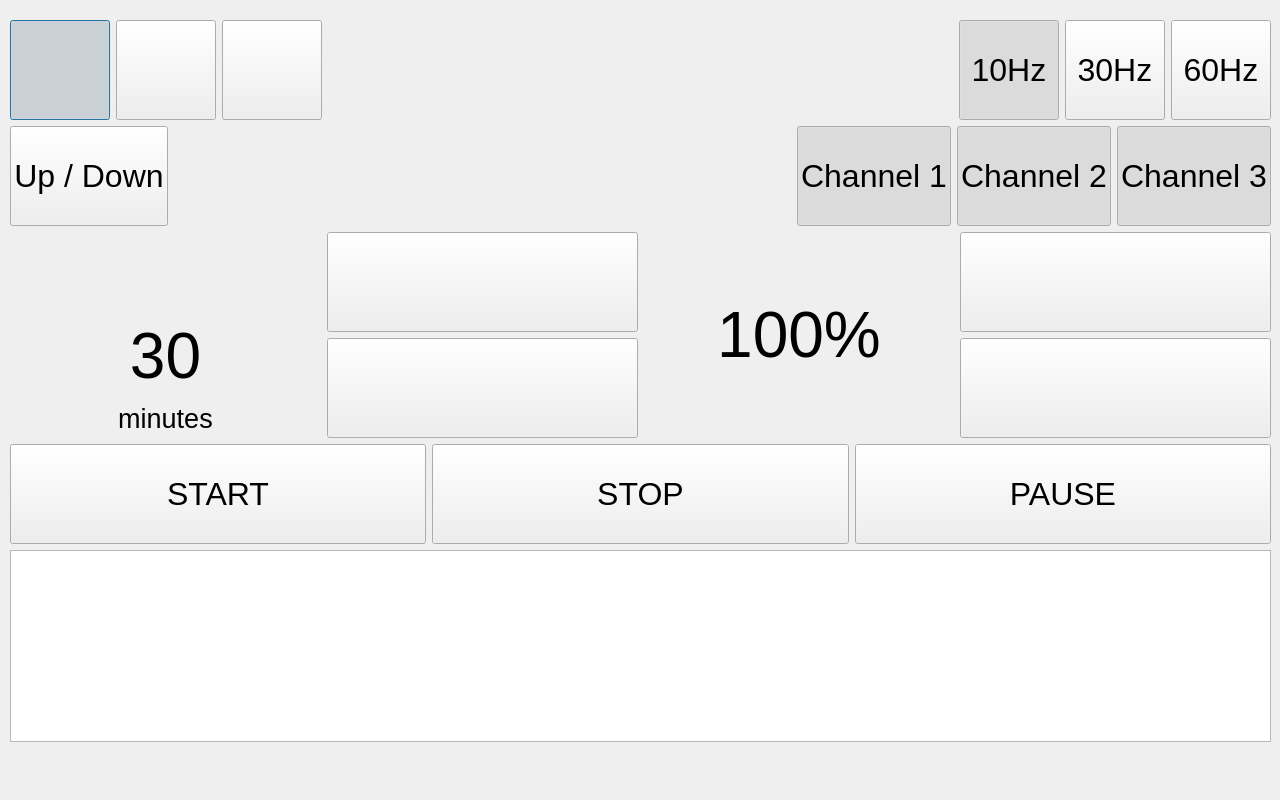
The window that prueba_stretcher/stretcher_ver_2_0.ui (MarianoDel/pyqt5) describes before a commit, drawn with Qt 5.
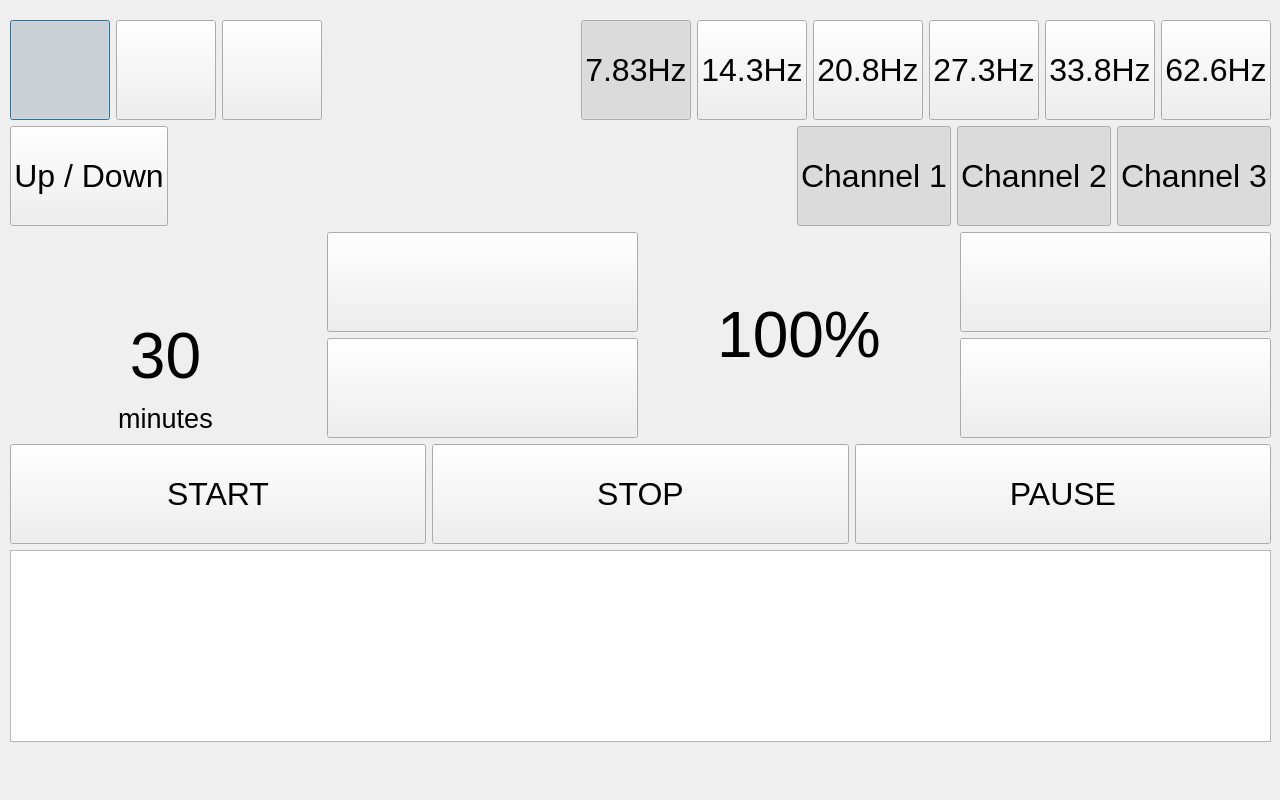
The same window after the commit. Icons and pictures are not drawn.

Commit message: mas freq en stretcher

```diff
--- a/prueba_stretcher/stretcher_ver_2_0.ui
+++ b/prueba_stretcher/stretcher_ver_2_0.ui
@@ -169,7 +169,7 @@
          <enum>Qt::NoFocus</enum>
         </property>
         <property name="text">
-         <string>10Hz</string>
+         <string>7.83Hz</string>
         </property>
         <property name="checkable">
          <bool>true</bool>
@@ -178,6 +178,33 @@
          <bool>true</bool>
         </property>
         <property name="autoExclusive">
+         <bool>true</bool>
+        </property>
+       </widget>
+      </item>
+      <item>
+       <widget class="QPushButton" name="freq2Button">
+        <property name="minimumSize">
+         <size>
+          <width>100</width>
+          <height>100</height>
+         </size>
+        </property>
+        <property name="font">
+         <font>
+          <pointsize>24</pointsize>
+         </font>
+        </property>
+        <property name="focusPolicy">
+         <enum>Qt::NoFocus</enum>
+        </property>
+        <property name="text">
+         <string>14.3Hz</string>
+        </property>
+        <property name="checkable">
+         <bool>true</bool>
+        </property>
+        <property name="checked">
          <bool>false</bool>
         </property>
        </widget>
@@ -199,11 +226,17 @@
          <enum>Qt::NoFocus</enum>
         </property>
         <property name="text">
-         <string>30Hz</string>
+         <string>20.8Hz</string>
         </property>
         <property name="checkable">
          <bool>true</bool>
         </property>
+        <property name="checked">
+         <bool>false</bool>
+        </property>
+        <property name="autoExclusive">
+         <bool>true</bool>
+        </property>
        </widget>
       </item>
       <item>
@@ -223,9 +256,69 @@
          <enum>Qt::NoFocus</enum>
         </property>
         <property name="text">
-         <string>60Hz</string>
+         <string>27.3Hz</string>
         </property>
         <property name="checkable">
+         <bool>true</bool>
+        </property>
+        <property name="checked">
+         <bool>false</bool>
+        </property>
+        <property name="autoExclusive">
+         <bool>true</bool>
+        </property>
+       </widget>
+      </item>
+      <item>
+       <widget class="QPushButton" name="freq5Button">
+        <property name="minimumSize">
+         <size>
+          <width>100</width>
+          <height>100</height>
+         </size>
+        </property>
+        <property name="font">
+         <font>
+          <pointsize>24</pointsize>
+         </font>
+        </property>
+        <property name="focusPolicy">
+         <enum>Qt::NoFocus</enum>
+        </property>
+        <property name="text">
+         <string>33.8Hz</string>
+        </property>
+        <property name="checkable">
+         <bool>true</bool>
+        </property>
+        <property name="autoExclusive">
+         <bool>true</bool>
+        </property>
+       </widget>
+      </item>
+      <item>
+       <widget class="QPushButton" name="freq6Button">
+        <property name="minimumSize">
+         <size>
+          <width>100</width>
+          <height>100</height>
+         </size>
+        </property>
+        <property name="font">
+         <font>
+          <pointsize>24</pointsize>
+         </font>
+        </property>
+        <property name="focusPolicy">
+         <enum>Qt::NoFocus</enum>
+        </property>
+        <property name="text">
+         <string>62.6Hz</string>
+        </property>
+        <property name="checkable">
+         <bool>true</bool>
+        </property>
+        <property name="autoExclusive">
          <bool>true</bool>
         </property>
        </widget>
```
Left out of the diff: 9 changed lines with no effect on the pictures. The commit also changes 5 other files.
